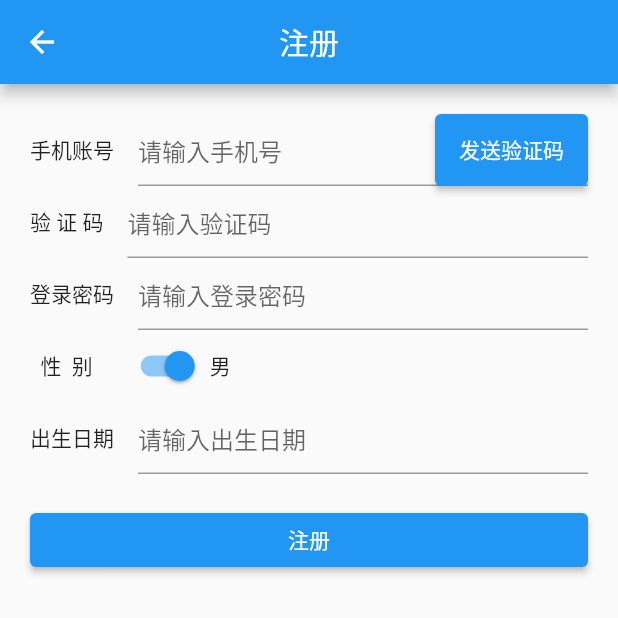
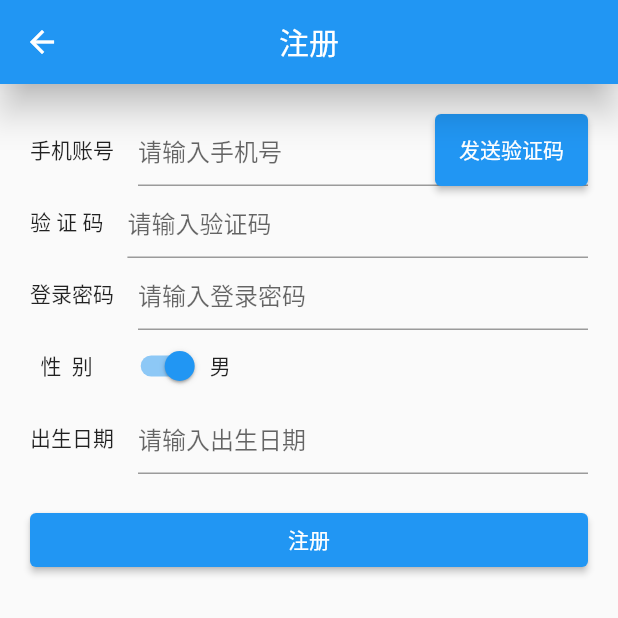
Before and after one commit to DayorNight/flutter_blcs, a Flutter app: the screen it shows after launch, after a tap on "注册", on a phone screen of 412 x 824 dp, the top half of it. Run offline on Flutter 3.47's test engine with Material 2 defaults, Android fonts, the phone set to English and light mode, and no system bars; our stand-ins replace dio, shared_preferences; missing offline and left inert: encrypt, pointycastle; key blocks and very long unbroken strings in the code were emptied for the run.

Commit message:
[flutter]

```diff
--- /dev/null
+++ b/lib/utils/comment_view.dart
@@ -0,0 +1,9 @@
+import 'package:flutter/material.dart';
+
+PreferredSizeWidget getAppBar(String title){
+  return AppBar(
+    title: Text(title),
+    centerTitle: true,
+    elevation: 10,
+  );
+}
--- a/lib/view/login_view.dart
+++ b/lib/view/login_view.dart
@@ -4,6 +4,7 @@ import 'package:provider/provider.dart';
 import 'package:shared_preferences/shared_preferences.dart';
 
 import '../global/global.dart';
+import '../utils/comment_view.dart';
 ///登录页面
 class LoginView extends StatefulWidget {
   const LoginView({Key? key}) : super(key: key);
@@ -44,11 +45,7 @@ class _LoginViewState extends State<LoginView> {
   Widget build(BuildContext context) {
     return Scaffold(
       resizeToAvoidBottomInset: false,
-      appBar: AppBar(
-        title: Text("登陆"),
-        centerTitle: true,
-        elevation: 10,
-      ),
+      appBar: getAppBar("登录"),
       body: Padding(
         padding: EdgeInsets.fromLTRB(20, 40, 20, 20),
         child: Column(
--- a/lib/view/register_view.dart
+++ b/lib/view/register_view.dart
@@ -1,5 +1,6 @@
 
 import 'package:flutter/material.dart';
+import 'package:flutter_blcs/utils/comment_view.dart';
 ///注册页面
 class RegisterView extends StatefulWidget {
   const RegisterView({Key? key}) : super(key: key);
@@ -10,14 +11,34 @@ class RegisterView extends StatefulWidget {
 
 class _RegisterViewState extends State<RegisterView> {
   GlobalKey _key = GlobalKey<FormState>();
+  var _sex = true;
+  late TextEditingController _user;
+  late TextEditingController _code;
+  late TextEditingController _pass;
+  late TextEditingController _time;
+  @override
+  void initState() {
+    // TODO: implement initState
+    super.initState();
+    _user = TextEditingController();
+    _code = TextEditingController();
+    _pass = TextEditingController();
+    _time = TextEditingController();
+  }
+  @override
+  void dispose() {
+    // TODO: implement dispose
+    super.dispose();
+    _user.dispose();
+    _code.dispose();
+    _pass.dispose();
+    _time.dispose();
+  }
   @override
   Widget build(BuildContext context) {
     return Scaffold(
       resizeToAvoidBottomInset: false,
-      appBar: AppBar(
-        title: Text('注册'),
-        centerTitle: true,
-      ),
+      appBar: getAppBar("注册"),
       body: Padding(
         padding: EdgeInsets.all(20),
         child: Form(
@@ -25,6 +46,7 @@ class _RegisterViewState extends State<RegisterView> {
             child: Column(
               children: [
                 TextFormField(
+                  controller:_user,
                   keyboardType: TextInputType.phone,
                   maxLength: 11,
                   decoration: InputDecoration(
@@ -38,9 +60,11 @@ class _RegisterViewState extends State<RegisterView> {
                     if(value ==null || value.isEmpty){
                       return '请输入手机号';
                     }
+                    return null;
                   },
                 ),
                 TextFormField(
+                  controller: _code,
                   keyboardType: TextInputType.number,
                   maxLength: 4,
                   decoration: InputDecoration(
@@ -53,11 +77,14 @@ class _RegisterViewState extends State<RegisterView> {
                     if(value ==null || value.isEmpty){
                       return '请输入验证码';
                     }
+                    return null;
                   },
                 ),
                 TextFormField(
+                  controller: _pass,
                   keyboardType: TextInputType.text,
                   maxLength: 11,
+                  obscureText: true,
                   decoration: InputDecoration(
                     counterText: '',
                     icon : Text('登录密码'),
@@ -71,18 +98,23 @@ class _RegisterViewState extends State<RegisterView> {
                     if(value.length<6){
                       return '密码不能小于6位数';
                     }
+                    return null;
                   },
                 ),
                 Row(
                   children: [
                     Text("  性  别  "),
                     SizedBox(width: 12,),
-                    Switch(value: true, onChanged: (change){
+                    Switch(value: _sex, onChanged: (change){
+                      setState(() {
+                        this._sex = change;
+                      });
                     }),
                     Text("男"),
                   ],
                 ),
                 TextFormField(
+                  controller: _time,
                   keyboardType: TextInputType.datetime,
                   decoration: InputDecoration(
                     counterText: '',
@@ -94,9 +126,9 @@ class _RegisterViewState extends State<RegisterView> {
                 Container(
                   margin: EdgeInsets.only(top: 20),
                   width: double.infinity,
-                  child: ElevatedButton(onPressed: (){
-                    Navigator.of(context).pop();
-                  }, child: Text('注册')),
+                  child: ElevatedButton(
+                      onPressed: (){_register();},
+                      child: Text('注册')),
                 )
               ],
             ),
@@ -104,4 +136,14 @@ class _RegisterViewState extends State<RegisterView> {
       ),
     );
   }
+
+  ///注册
+  void _register(){
+    print("user= ${_user.text}");
+    print("code= ${_code.text}");
+    print("pass= ${_pass.text}");
+    print("time= ${_time.text}");
+    print("sex= $_sex");
+    Navigator.of(context).pop();
+  }
 }
```
Also changed, not shown: pubspec.lock.
